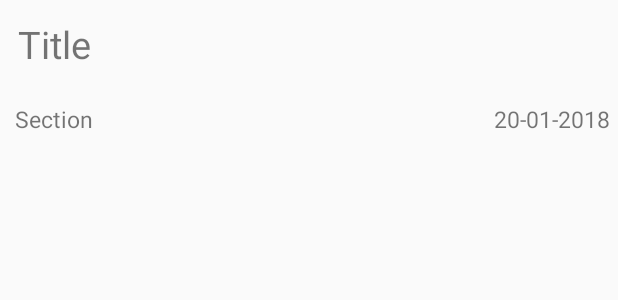
After one commit to rishabhshairy/AndroidApps, an Android app: the layout news_item.xml on its own in the app's theme, with its tools: preview values and no code run, on a phone screen of 412 x 824 dp. The commit adds this screen. Shown: the top 300 px of the screen. Run offline under Robolectric (Android 15) with nearby library versions, the phone set to English and light mode, and no system bars.

Commit message:
Recent Change

```diff
--- /dev/null
+++ b/NEWSAPP/app/src/main/res/layout/news_item.xml
@@ -0,0 +1,43 @@
+<?xml version="1.0" encoding="utf-8"?>
+<LinearLayout
+    xmlns:android="http://schemas.android.com/apk/res/android"
+    xmlns:tools="http://schemas.android.com/tools"
+    android:layout_width="match_parent"
+    android:layout_height="match_parent"
+    android:orientation="vertical">
+<TextView
+    android:id="@+id/newsTitle"
+    android:layout_width="wrap_content"
+    android:layout_height="wrap_content"
+    android:textSize="25sp"
+    tools:text="Title"
+    android:padding="12dp"/>
+    <LinearLayout
+        android:layout_width="match_parent"
+        android:layout_height="wrap_content"
+        android:orientation="horizontal">
+
+        <TextView
+            android:id="@+id/newsSection"
+            android:layout_width="wrap_content"
+            android:layout_height="wrap_content"
+            android:textSize="15sp"
+            tools:text="Section"
+            android:layout_weight="1"
+            android:gravity="start"
+            android:textAlignment="viewStart"
+            android:padding="10dp"/>
+
+        <TextView
+            android:id="@+id/newsDate"
+            android:layout_width="wrap_content"
+            android:layout_height="wrap_content"
+            android:layout_weight="1"
+            android:textSize="15sp"
+            tools:text="20-01-2018"
+            android:includeFontPadding="true"
+            android:textAlignment="viewEnd"
+            android:gravity="end"
+            android:padding="5dp"/>
+    </LinearLayout>
+</LinearLayout>
```
Also changed, not shown: NEWSAPP/app/src/main/java/com/example/rishabh/newsapp/News.java (+19 -0 lines), NEWSAPP/app/src/main/java/com/example/rishabh/newsapp/NewsActivity.java (+11 -2 lines), NEWSAPP/app/src/main/java/com/example/rishabh/newsapp/NewsAdapter.java (added, +44 -0 lines), NEWSAPP/app/src/main/java/com/example/rishabh/newsapp/QueryUtils.java (added, +57 -0 lines).
